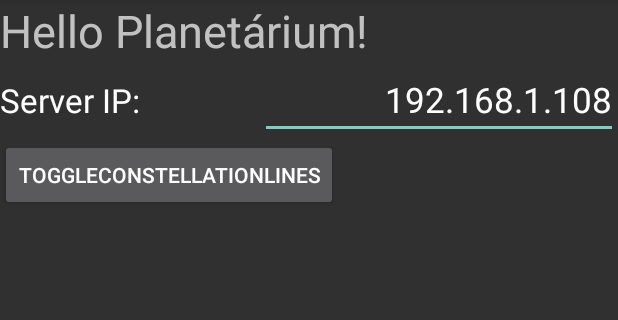
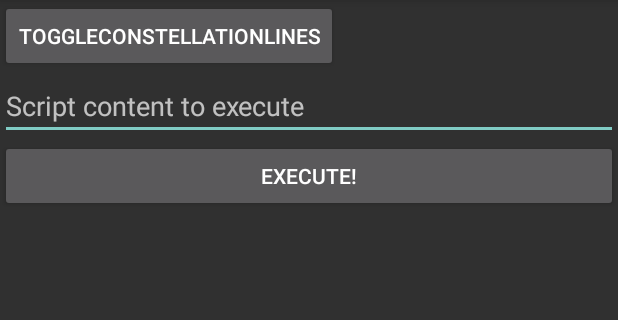
Before and after one commit to bmeaut/nightshaderemote, an Android app: the screen it shows after launch (MainActivity), after a tap on "TOGGLECONSTELLATIONLINES", on a phone screen of 412 x 824 dp, the part 84-404 px from its top. Run offline under Robolectric (Android 15) with nearby library versions, the phone set to English and light mode, and no system bars.

Commit message:
implement custom script execution. + documentation

```diff
--- a/app/src/main/java/hu/bme/aut/nightshaderemote/MainActivity.java
+++ b/app/src/main/java/hu/bme/aut/nightshaderemote/MainActivity.java
@@ -6,10 +6,12 @@ import android.support.v7.app.ActionBarActivity;
 import android.view.Menu;
 import android.view.MenuItem;
 import android.view.View;
+import android.widget.EditText;
 import android.widget.Toast;
 
 import hu.bme.aut.nightshaderemote.connectivity.Command;
 import hu.bme.aut.nightshaderemote.connectivity.FlagCommand;
+import hu.bme.aut.nightshaderemote.connectivity.ScriptCommand;
 import hu.bme.aut.nightshaderemote.connectivity.SendCommand;
 
 /**
@@ -29,13 +31,23 @@ public class MainActivity extends ActionBarActivity implements SendCommand.OnCom
             public void onClick(View v) {
                 Command command = new FlagCommand(FlagCommand.CommandName.ATMOSPHERE, FlagCommand.CommandState.TOGGLE);
 
-                //String serverIp = ((EditText) MainActivity.this.findViewById(R.id.etServerIp)).getText().toString();
+                new SendCommand(U.getServerAddressPref(), U.getServerPortPref(), MainActivity.this).execute(command);
+            }
+        });
 
-                new SendCommand(U.getServerAddressPref(), U.getServerPortPref(), MainActivity.this).execute(command);
+        findViewById(R.id.executeScript).setOnClickListener(new View.OnClickListener() {
+            @Override
+            public void onClick(View v) {
+                String content = ((EditText) MainActivity.this.findViewById(R.id.scriptContent)).getText().toString();
+
+                Command c = new ScriptCommand(content);
+
+                new SendCommand(U.getServerAddressPref(), U.getServerPortPref(), MainActivity.this).execute(c);
             }
         });
     }
 
+    /** {@inheritDoc} */
     @Override
     public void onCommandSent(String result) {
         Toast.makeText(this, result, Toast.LENGTH_SHORT).show();
--- a/app/src/main/java/hu/bme/aut/nightshaderemote/connectivity/Command.java
+++ b/app/src/main/java/hu/bme/aut/nightshaderemote/connectivity/Command.java
@@ -1,8 +1,34 @@
 package hu.bme.aut.nightshaderemote.connectivity;
 
+import java.io.OutputStream;
+
 /**
- * Created by akos on 2014.03.09..
+ * Specifies the methods that every command has to implement.
+ *
+ * @author Ákos Pap
  */
 public interface Command {
+
+    /**
+     * Composes the URL part after the server address and port.
+     *
+     * Must begin with a '/' (slash)
+     * @return The path to append to the URL.
+     */
     String getPath();
+
+    /**
+     * Whether this command needs to send data to the server.
+     */
+    boolean isPost();
+
+
+    /**
+     * If {@link #isPost} returns true, the executor will call this method.
+     * Write post data content to the provided stream.
+     *
+     * <p><strong>Don't forget to flush the stream!</strong></p>
+     * @param out The stream to write into.
+     */
+    void writePostData(OutputStream out);
 }
--- a/app/src/main/java/hu/bme/aut/nightshaderemote/connectivity/FlagCommand.java
+++ b/app/src/main/java/hu/bme/aut/nightshaderemote/connectivity/FlagCommand.java
@@ -1,9 +1,16 @@
 package hu.bme.aut.nightshaderemote.connectivity;
 
+import java.io.OutputStream;
+
 /**
- * Created by akos on 2014.03.09..
+ * A command to set a flag on the server (on|off|toggle).
+ *
+ * @author Ákos Pap
  */
 public class FlagCommand implements Command {
+    /**
+     * The possible flags.
+     */
     public static enum CommandName {
         CONSTELLATION_LINES(("constellationLines")),
         CONSTELLATION_LABELS("constellationLabels"),
@@ -28,6 +35,9 @@ public class FlagCommand implements Command {
         }
     }
 
+    /**
+     * The possible states.
+     */
     public static enum CommandState {
         ON("on"),
         OFF("off"),
@@ -44,18 +54,39 @@ public class FlagCommand implements Command {
         }
     }
 
+    /**
+     * The prefix in the URL, that chooses the functionality.
+     */
     public static String prefix = "flag";
 
     protected CommandName commandName;
     protected CommandState commandState;
 
+    /**
+     * Constructs a command to set a flag.
+     * @param commandName The {@link hu.bme.aut.nightshaderemote.connectivity.FlagCommand.CommandName flag} to set.
+     * @param commandState The {@link hu.bme.aut.nightshaderemote.connectivity.FlagCommand.CommandState state} to set the flag to.
+     */
     public FlagCommand(CommandName commandName, CommandState commandState) {
         this.commandName = commandName;
         this.commandState = commandState;
     }
 
+    /** {@inheritDoc} */
     @Override
     public String getPath() {
         return "/" + prefix + "/" + commandName.getPathPart() + "/" + commandState.getPathPart();
     }
+
+    /** {@inheritDoc} */
+    @Override
+    public boolean isPost() {
+        return false;
+    }
+
+    /** {@inheritDoc} */
+    @Override
+    public void writePostData(OutputStream out) {
+        throw new UnsupportedOperationException("This Command doesn't do any output!");
+    }
 }
--- a/app/src/main/res/layout/activity_main.xml
+++ b/app/src/main/res/layout/activity_main.xml
@@ -5,41 +5,23 @@
               android:layout_width="match_parent"
               android:layout_height="match_parent">
 
-    <TextView
-        android:layout_width="wrap_content"
-        android:layout_height="wrap_content"
-        android:text="Hello Planetárium!"
-        android:id="@+id/textView"
-        android:textSize="30sp"/>
-
-    <LinearLayout
-        android:orientation="horizontal"
-        android:layout_width="match_parent"
-        android:layout_height="wrap_content">
-
-        <TextView
-            android:layout_width="wrap_content"
-            android:layout_height="wrap_content"
-            android:textAppearance="?android:attr/textAppearanceLarge"
-            android:text="Server IP:"
-            android:id="@+id/textView2"
-            android:layout_weight="1"/>
-
-        <EditText
-            android:layout_width="wrap_content"
-            android:layout_height="wrap_content"
-            android:id="@+id/etServerIp"
-            android:layout_weight="1"
-            android:editable="true"
-            android:enabled="true"
-            android:text="192.168.1.108"
-            android:gravity="end"
-            android:textSize="23dp"/>
-    </LinearLayout>
-
     <Button
         android:layout_width="wrap_content"
         android:layout_height="wrap_content"
         android:text="ToggleConstellationLines"
         android:id="@+id/tgbtnConstLines"/>
+
+    <EditText
+        android:id="@+id/scriptContent"
+        android:layout_width="match_parent"
+        android:layout_height="wrap_content"
+        android:hint="Script content to execute"
+        />
+
+    <Button
+        android:id="@+id/executeScript"
+        android:text="Execute!"
+        android:layout_width="match_parent"
+        android:layout_height="wrap_content"/>
+
 </LinearLayout>
```
Also changed, not shown: app/src/main/java/hu/bme/aut/nightshaderemote/PreferencesActivity.java (+4 -5 lines), app/src/main/java/hu/bme/aut/nightshaderemote/connectivity/ScriptCommand.java (added, +51 -0 lines), app/src/main/java/hu/bme/aut/nightshaderemote/connectivity/SendCommand.java (+35 -1 lines).
